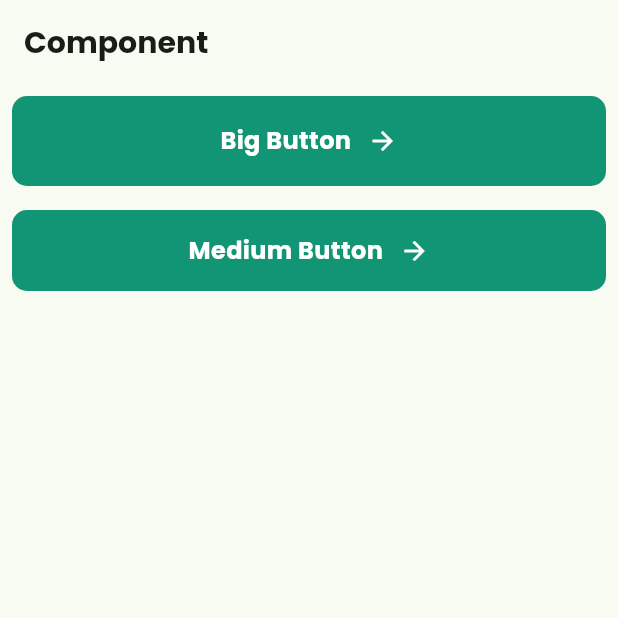
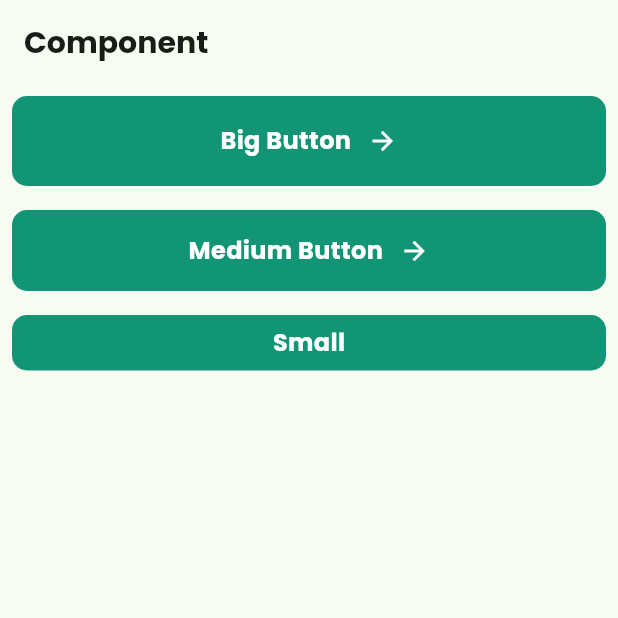
Before and after one commit to choe-yujin/flutter_recipe, a Flutter app: the screen it shows after launch, on a phone screen of 412 x 824 dp, the top half of it. Run offline on Flutter 3.47's test engine with Material 3 defaults, Android fonts, the phone set to English and light mode, and no system bars.

Commit message:
feat: Add SmallButton component(Closes #3)

```diff
--- a/lib/main.dart
+++ b/lib/main.dart
@@ -1,6 +1,7 @@
 import 'package:flutter/material.dart';
 import 'package:flutter_recipe/presentation/components/big_button.dart';
 import 'package:flutter_recipe/presentation/components/medium_button.dart';
+import 'package:flutter_recipe/presentation/components/small_button.dart';
 import 'package:flutter_recipe/ui/text_styles.dart';
 
 void main() {
@@ -70,7 +71,16 @@ class MyHomePage extends StatelessWidget {
                 print('MediumButton');
               },
             ),
-          )
+          ),
+          Padding(
+            padding: const EdgeInsets.all(8.0),
+            child: SmallButton(
+              'Small',
+              onPressed: () {
+                print('Small Button');
+              },
+            ),
+          ),
         ],
       ),
     );
--- /dev/null
+++ b/lib/presentation/components/small_button.dart
@@ -0,0 +1,59 @@
+import 'package:flutter/material.dart';
+import 'package:flutter_recipe/ui/color_styles.dart';
+import 'package:flutter_recipe/ui/text_styles.dart';
+
+class SmallButton extends StatefulWidget {
+  final String text;
+  final void Function() onPressed;
+
+  const SmallButton(
+      this.text, {
+        super.key,
+        required this.onPressed,
+      });
+
+  @override
+  State<SmallButton> createState() => _SmallButtonState();
+}
+
+class _SmallButtonState extends State<SmallButton> {
+  bool isPressed = false;
+
+  @override
+  Widget build(BuildContext context) {
+    return GestureDetector(
+      onTapDown: (_) {
+        setState(() {
+          isPressed = true;
+        });
+      },
+      onTapUp: (_) {
+        setState(() {
+          isPressed = false;
+        });
+        widget.onPressed();
+      },
+      onTapCancel: () {
+        setState(() {
+          isPressed = false;
+        });
+      },
+      child: Container(
+        height: 37,
+        decoration: BoxDecoration(
+          borderRadius: BorderRadius.circular(10),
+          color: isPressed ? ColorStyles.gray4 : ColorStyles.primary100,
+        ),
+        child: Row(
+          mainAxisAlignment: MainAxisAlignment.center,
+          children: [
+            Text(
+              widget.text,
+              style: TextStyles.normalTextBold.copyWith(color: Colors.white),
+            ),
+          ],
+        ),
+      ),
+    );
+  }
+}
```
Lines whose indentation alone changed are shown as unchanged.
